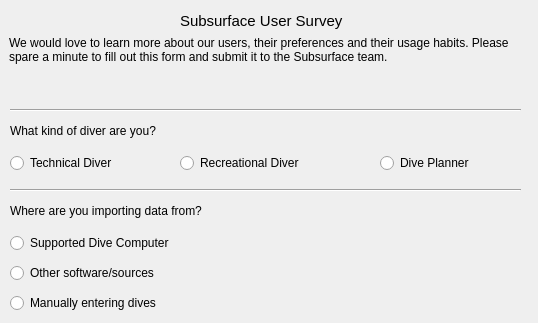
Before: the Qt Designer form qt-ui/usersurvey.ui in subsurface/subsurface, drawn with Qt 5; both pictures show x 0 to 538 and y 0 to 323 of the 538 by 650 pixel window.
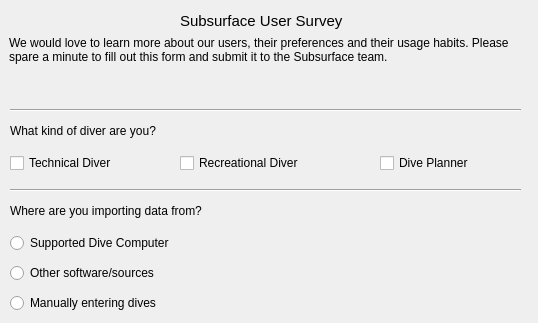
After: the same form once the commit is applied.

Commit message:
Modification to the User Survey UI
As per the suggestion by Dirk Hohndel, I changed the "Type of Diver" from
RadioButton to Checkbox.

The User Survey UI was not clear earlier, so I grouped the similar options under
a question. I also modified the language and re-arranged the visual components.

Earlier, the user could choose contradicting import types at once. This has beencorrected by using RadioButtons instead of CheckBoxes.

Signed-off-by : Nikhil Bharadwaj Gosala <nikhil.gosala@gmail.com>

```diff
--- a/qt-ui/usersurvey.ui
+++ b/qt-ui/usersurvey.ui
@@ -50,7 +50,7 @@
     <bool>true</bool>
    </property>
   </widget>
-  <widget class="QRadioButton" name="tech">
+  <widget class="QCheckBox" name="tech">
    <property name="geometry">
     <rect>
      <x>10</x>
@@ -66,7 +66,7 @@
     <string notr="true">diverButtonGroup</string>
    </attribute>
   </widget>
-  <widget class="QRadioButton" name="recreational">
+  <widget class="QCheckBox" name="recreational">
    <property name="geometry">
     <rect>
      <x>180</x>
@@ -82,7 +82,7 @@
     <string notr="true">diverButtonGroup</string>
    </attribute>
   </widget>
-  <widget class="QRadioButton" name="planning">
+  <widget class="QCheckBox" name="planning">
    <property name="geometry">
     <rect>
      <x>380</x>
```
Left out of the diff: 12 changed lines with no effect on the pictures.
